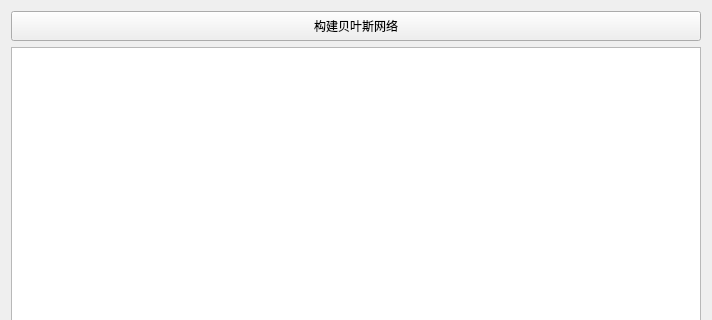
ineed2underfit/pyqt_apriori, file ui_page/page_3.ui: the form before one commit; both pictures show x 0 to 712 and y 0 to 320 of the 712 by 484 pixel window.
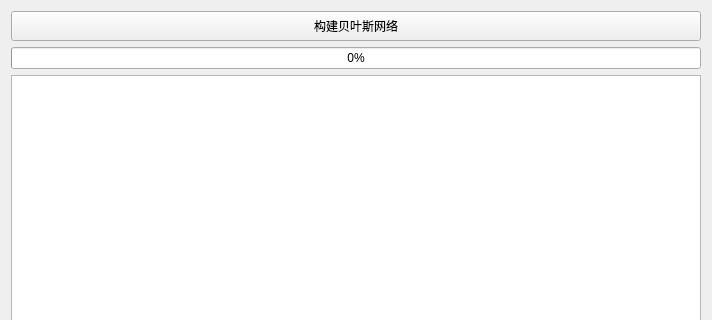
The form after the commit.

Commit message: 已完成page_3 大致实现动态展示混淆矩阵和贝叶斯网络图的功能

Diff of the .ui file:
```diff
--- a/ui_page/page_3.ui
+++ b/ui_page/page_3.ui
@@ -42,6 +42,13 @@
        </item>
       </layout>
      </item>
+     <item>
+      <widget class="QProgressBar" name="progressBar">
+       <property name="value">
+        <number>0</number>
+       </property>
+      </widget>
+     </item>
      <item>
       <widget class="QGraphicsView" name="graphicsView"/>
      </item>
```
The commit also changes 19 other files.
